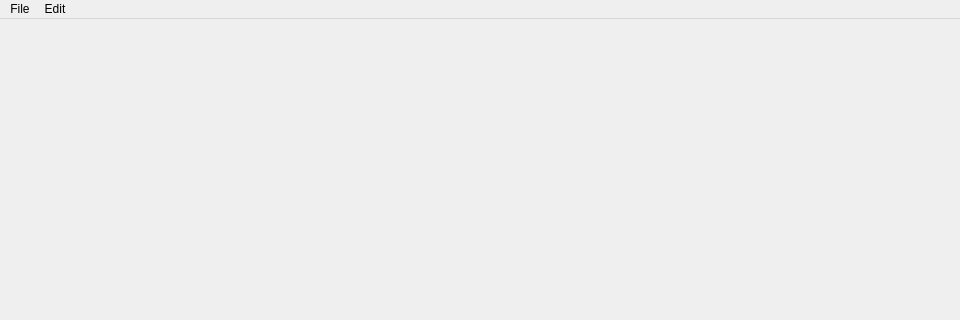
The window that src/ui/specter.ui (shrine-maiden-heavy-industries/specter) describes before a commit, drawn with Qt 5; both pictures show x 0 to 960 and y 0 to 320 of the 960 by 720 pixel window.
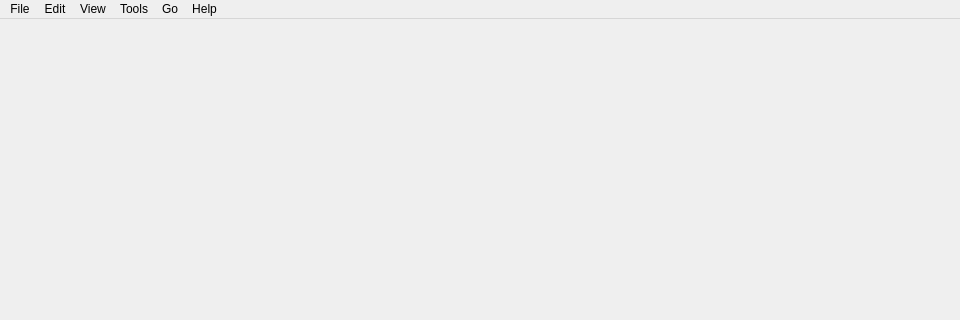
The same window after the commit. Icons and pictures are not drawn.

Commit message: specter: ui: some menu options and icons and the like

```diff
--- a/src/ui/specter.ui
+++ b/src/ui/specter.ui
@@ -11,6 +11,12 @@
     <height>720</height>
    </rect>
   </property>
+  <property name="minimumSize">
+   <size>
+    <width>800</width>
+    <height>600</height>
+   </size>
+  </property>
   <property name="windowTitle">
    <string>Specter</string>
   </property>
@@ -47,8 +53,34 @@
     <addaction name="actionCopy"/>
     <addaction name="actionPaste"/>
    </widget>
+   <widget class="QMenu" name="menuView">
+    <property name="title">
+     <string>View</string>
+    </property>
+   </widget>
+   <widget class="QMenu" name="menuTools">
+    <property name="title">
+     <string>Tools</string>
+    </property>
+   </widget>
+   <widget class="QMenu" name="menuGo">
+    <property name="title">
+     <string>Go</string>
+    </property>
+   </widget>
+   <widget class="QMenu" name="menuAbout">
+    <property name="title">
+     <string>Help</string>
+    </property>
+    <addaction name="actionAbout"/>
+    <addaction name="actionWebsite"/>
+   </widget>
    <addaction name="menuFile"/>
    <addaction name="menuEdit"/>
+   <addaction name="menuView"/>
+   <addaction name="menuTools"/>
+   <addaction name="menuGo"/>
+   <addaction name="menuAbout"/>
   </widget>
   <action name="actionOpenFile">
    <property name="text">
```
Left out of the diff: 25 changed lines with no effect on the pictures.
